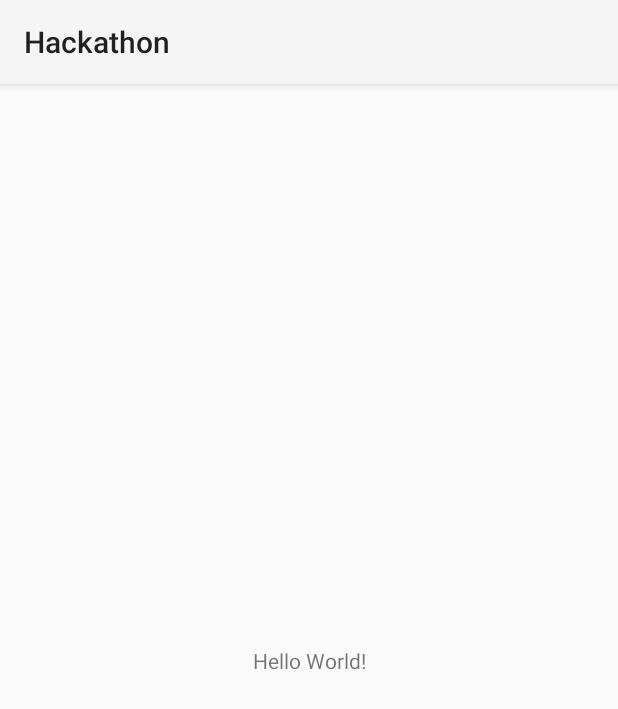
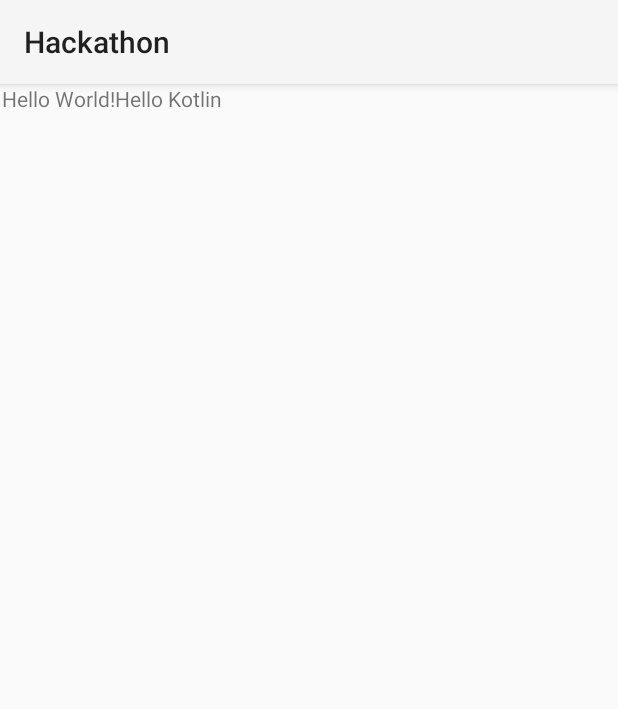
Before and after one commit to Yayoi-cs/Hackathon, an Android app: the screen it shows after launch (MainActivity), on a phone screen of 412 x 824 dp. Shown: the top 709 px of the screen. Run offline under Robolectric (Android 15) with nearby library versions, the phone set to English and light mode, and no system bars.

Commit message:
Dev_yayoi

```diff
--- a/app/src/main/res/layout/activity_main.xml
+++ b/app/src/main/res/layout/activity_main.xml
@@ -6,13 +6,25 @@
     android:layout_height="match_parent"
     tools:context=".MainActivity">
 
-    <TextView
-        android:layout_width="wrap_content"
-        android:layout_height="wrap_content"
-        android:text="Hello World!"
-        app:layout_constraintBottom_toBottomOf="parent"
+    <LinearLayout
+        android:layout_width="409dp"
+        android:layout_height="354dp"
+        android:orientation="horizontal"
         app:layout_constraintEnd_toEndOf="parent"
         app:layout_constraintStart_toStartOf="parent"
-        app:layout_constraintTop_toTopOf="parent" />
+        app:layout_constraintTop_toTopOf="parent">
+
+        <TextView
+            android:layout_width="wrap_content"
+            android:layout_height="wrap_content"
+            android:text="Hello World!" />
+
+        <TextView
+            android:id="@+id/textView"
+            android:layout_width="wrap_content"
+            android:layout_height="wrap_content"
+            android:layout_weight="1"
+            android:text="Hello Kotlin" />
+    </LinearLayout>
 
 </androidx.constraintlayout.widget.ConstraintLayout>
```
